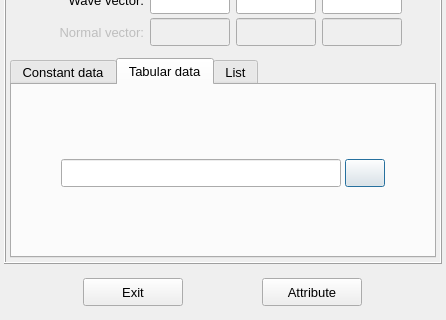
Qt form vibra/interface/data/ui_files/model/setup/acoustic/incident_plane_wave_inputs.ui (MOPT-UFSC/VIBRA) before a commit; both pictures show x 0 to 446 and y 180 to 500 of the 446 by 500 pixel window.
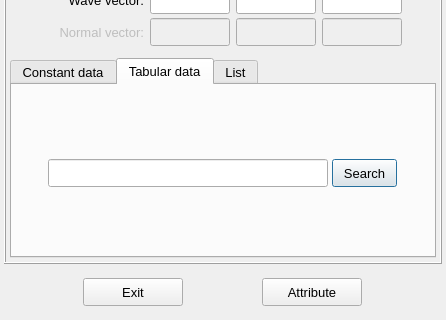
The same form after that commit. The open tabs and pages were chosen to show the change.

Commit message: Minor adjustments to the boundary conditions interface

```diff
--- a/vibra/interface/data/ui_files/model/setup/acoustic/incident_plane_wave_inputs.ui
+++ b/vibra/interface/data/ui_files/model/setup/acoustic/incident_plane_wave_inputs.ui
@@ -116,6 +116,8 @@
         <property name="font">
          <font>
           <pointsize>10</pointsize>
+          <weight>50</weight>
+          <bold>false</bold>
          </font>
         </property>
         <property name="currentIndex">
@@ -510,13 +512,13 @@
                </property>
                <property name="minimumSize">
                 <size>
-                 <width>40</width>
+                 <width>65</width>
                  <height>28</height>
                 </size>
                </property>
                <property name="maximumSize">
                 <size>
-                 <width>40</width>
+                 <width>65</width>
                  <height>28</height>
                 </size>
                </property>
@@ -533,7 +535,7 @@
                 <string notr="true"/>
                </property>
                <property name="text">
-                <string/>
+                <string>Search</string>
                </property>
               </widget>
              </item>
```
Left out of the diff: 10 changed lines with no effect on the pictures. The commit also changes 7 other files.
